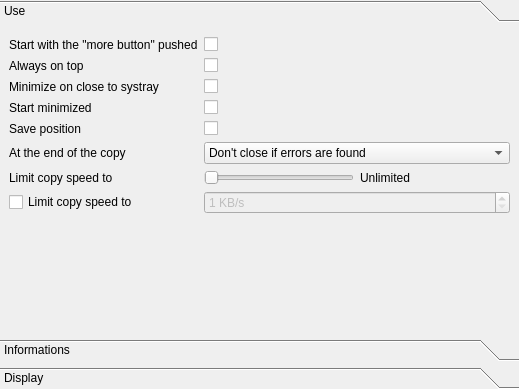
This is plugins/Themes/Oxygen2/themesOptions.ui in alphaonex86/Ultracopier as Qt 5 draws it before an edit. The edited form follows.
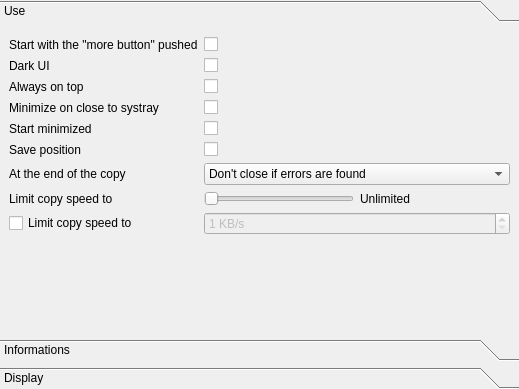
This is the edited form.

```diff
--- a/plugins/Themes/Oxygen2/themesOptions.ui
+++ b/plugins/Themes/Oxygen2/themesOptions.ui
@@ -36,42 +36,123 @@
        <rect>
         <x>0</x>
         <y>0</y>
-        <width>509</width>
-        <height>292</height>
+        <width>519</width>
+        <height>302</height>
        </rect>
       </property>
       <attribute name="label">
        <string>Use</string>
       </attribute>
       <layout class="QGridLayout" name="gridLayout_3">
-       <item row="1" column="1" colspan="2">
-        <widget class="QCheckBox" name="alwaysOnTop"/>
-       </item>
-       <item row="3" column="0">
-        <widget class="QLabel" name="label_startMinimized">
-         <property name="text">
-          <string>Start minimized</string>
-         </property>
-        </widget>
-       </item>
-       <item row="3" column="1">
+       <item row="4" column="1">
         <widget class="QCheckBox" name="startMinimized">
          <property name="text">
           <string/>
          </property>
         </widget>
        </item>
-       <item row="2" column="0">
+       <item row="3" column="0">
         <widget class="QLabel" name="label">
          <property name="text">
           <string>Minimize on close to systray</string>
          </property>
         </widget>
        </item>
-       <item row="2" column="1">
+       <item row="2" column="1" colspan="2">
+        <widget class="QCheckBox" name="alwaysOnTop"/>
+       </item>
+       <item row="0" column="1">
+        <widget class="QCheckBox" name="checkBoxStartWithMoreButtonPushed"/>
+       </item>
+       <item row="5" column="1">
+        <widget class="QCheckBox" name="savePosition">
+         <property name="text">
+          <string/>
+         </property>
+        </widget>
+       </item>
+       <item row="7" column="0">
+        <widget class="QLabel" name="label_Slider_speed">
+         <property name="text">
+          <string>Limit copy speed to</string>
+         </property>
+        </widget>
+       </item>
+       <item row="3" column="1">
         <widget class="QCheckBox" name="minimizeToSystray"/>
        </item>
-       <item row="5" column="1" colspan="2">
+       <item row="6" column="0">
+        <widget class="QLabel" name="label_2">
+         <property name="text">
+          <string>At the end of the copy</string>
+         </property>
+        </widget>
+       </item>
+       <item row="8" column="0">
+        <widget class="QCheckBox" name="checkBox_limitSpeed">
+         <property name="text">
+          <string>Limit copy speed to</string>
+         </property>
+        </widget>
+       </item>
+       <item row="8" column="1" colspan="2">
+        <widget class="QSpinBox" name="limitSpeed">
+         <property name="enabled">
+          <bool>false</bool>
+         </property>
+         <property name="suffix">
+          <string> KB/s</string>
+         </property>
+         <property name="minimum">
+          <number>1</number>
+         </property>
+         <property name="maximum">
+          <number>999999</number>
+         </property>
+        </widget>
+       </item>
+       <item row="0" column="0">
+        <widget class="QLabel" name="labelStartWithMoreButtonPushed">
+         <property name="text">
+          <string>Start with the &quot;more button&quot; pushed</string>
+         </property>
+        </widget>
+       </item>
+       <item row="4" column="0">
+        <widget class="QLabel" name="label_startMinimized">
+         <property name="text">
+          <string>Start minimized</string>
+         </property>
+        </widget>
+       </item>
+       <item row="9" column="2">
+        <spacer name="verticalSpacer_3">
+         <property name="orientation">
+          <enum>Qt::Vertical</enum>
+         </property>
+         <property name="sizeHint" stdset="0">
+          <size>
+           <width>20</width>
+           <height>133</height>
+          </size>
+         </property>
+        </spacer>
+       </item>
+       <item row="2" column="0">
+        <widget class="QLabel" name="labelAlwaysOnTop">
+         <property name="text">
+          <string>Always on top</string>
+         </property>
+        </widget>
+       </item>
+       <item row="5" column="0">
+        <widget class="QLabel" name="labelSavePosition">
+         <property name="text">
+          <string>Save position</string>
+         </property>
+        </widget>
+       </item>
+       <item row="6" column="1" colspan="2">
         <widget class="QComboBox" name="comboBox_copyEnd">
          <item>
           <property name="text">
@@ -90,21 +171,7 @@
          </item>
         </widget>
        </item>
-       <item row="5" column="0">
-        <widget class="QLabel" name="label_2">
-         <property name="text">
-          <string>At the end of the copy</string>
-         </property>
-        </widget>
-       </item>
-       <item row="6" column="0">
-        <widget class="QLabel" name="label_Slider_speed">
-         <property name="text">
-          <string>Limit copy speed to</string>
-         </property>
-        </widget>
-       </item>
-       <item row="6" column="1" colspan="2">
+       <item row="7" column="1" colspan="2">
         <layout class="QHBoxLayout" name="horizontalLayout_2">
          <item>
           <widget class="QSlider" name="SliderSpeed">
@@ -131,70 +198,17 @@
          </item>
         </layout>
        </item>
-       <item row="7" column="0">
-        <widget class="QCheckBox" name="checkBox_limitSpeed">
+       <item row="1" column="1">
+        <widget class="QCheckBox" name="dark">
          <property name="text">
-          <string>Limit copy speed to</string>
+          <string/>
          </property>
         </widget>
        </item>
-       <item row="7" column="1" colspan="2">
-        <widget class="QSpinBox" name="limitSpeed">
-         <property name="enabled">
-          <bool>false</bool>
-         </property>
-         <property name="suffix">
-          <string> KB/s</string>
-         </property>
-         <property name="minimum">
-          <number>1</number>
-         </property>
-         <property name="maximum">
-          <number>999999</number>
-         </property>
-        </widget>
-       </item>
-       <item row="8" column="2">
-        <spacer name="verticalSpacer_3">
-         <property name="orientation">
-          <enum>Qt::Vertical</enum>
-         </property>
-         <property name="sizeHint" stdset="0">
-          <size>
-           <width>20</width>
-           <height>133</height>
-          </size>
-         </property>
-        </spacer>
-       </item>
-       <item row="0" column="0">
-        <widget class="QLabel" name="labelStartWithMoreButtonPushed">
-         <property name="text">
-          <string>Start with the &quot;more button&quot; pushed</string>
-         </property>
-        </widget>
-       </item>
-       <item row="0" column="1">
-        <widget class="QCheckBox" name="checkBoxStartWithMoreButtonPushed"/>
-       </item>
        <item row="1" column="0">
-        <widget class="QLabel" name="labelAlwaysOnTop">
+        <widget class="QLabel" name="label_4">
          <property name="text">
-          <string>Always on top</string>
-         </property>
-        </widget>
-       </item>
-       <item row="4" column="0">
-        <widget class="QLabel" name="labelSavePosition">
-         <property name="text">
-          <string>Save position</string>
-         </property>
-        </widget>
-       </item>
-       <item row="4" column="1">
-        <widget class="QCheckBox" name="savePosition">
-         <property name="text">
-          <string/>
+          <string>Dark UI</string>
          </property>
         </widget>
        </item>
```
Left out of the diff: 8 changed lines with no effect on the pictures.
